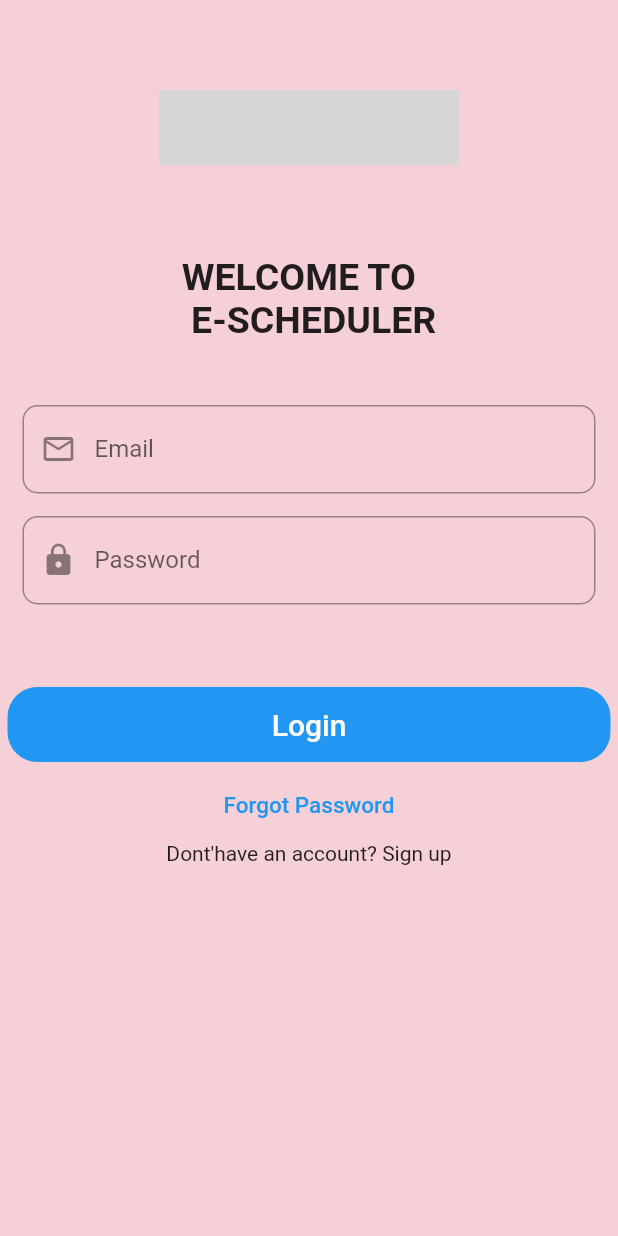
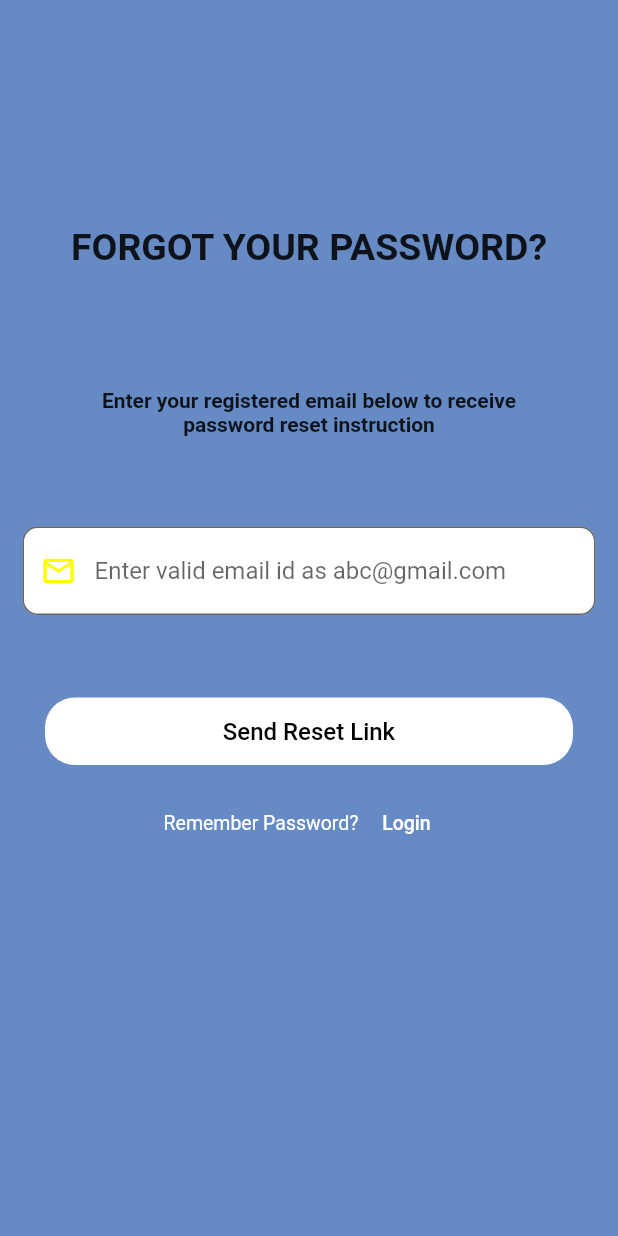
Before and after one commit to abhisheshm/FlairFlutterApp, a Flutter app: the screen it shows after launch, after a tap on "Forgot Password", on a phone screen of 412 x 824 dp. Run offline on Flutter 3.47's test engine with Material 2 defaults, Android fonts, the phone set to English and light mode, and no system bars; grey boxes are pictures that could not be loaded.

Commit message:
forgot_pass

```diff
--- /dev/null
+++ b/lib/screens/forgot_password.dart
@@ -0,0 +1,127 @@
+
+
+import 'package:flair_app/screens/login.dart';
+import 'package:flutter/cupertino.dart';
+import 'package:flutter/material.dart';
+
+class ForgotPassword extends StatefulWidget {
+  @override
+  _ForgotPasswordState createState() => _ForgotPasswordState();
+}
+
+class _ForgotPasswordState extends State<ForgotPassword> {
+  @override
+  Widget build(BuildContext context) {
+    return Scaffold(
+      backgroundColor: Color.fromARGB(255, 102, 138, 195),
+     /* appBar: AppBar(
+        title: const Text("Login Page"),
+      ),*/
+      body: SingleChildScrollView(
+        child: Column(
+          children: <Widget>[
+            Padding(
+              padding: const EdgeInsets.only(top: 150.0),
+              child: Center(
+                child: Container(
+                    /*decoration: BoxDecoration(
+                        color: Colors.red,
+                        borderRadius: BorderRadius.circular(50.0)),*/
+                    child: Text("FORGOT YOUR PASSWORD?",style: TextStyle(fontSize: 25,fontWeight: FontWeight.bold),)),
+              ),
+            ), Padding(
+              padding: const EdgeInsets.only(top: 80.0,bottom: 60.0),
+              child: Center(
+                child: Container(
+                  width: 300,
+                    /*decoration: BoxDecoration(
+                        color: Colors.red,
+                        borderRadius: BorderRadius.circular(50.0)),*/
+                    child: Text(
+                      "Enter your registered email below to receive password reset instruction",
+                      textAlign: TextAlign.center,
+                      style: TextStyle(fontSize: 14,fontWeight: FontWeight.bold,),
+                      )
+                    ),
+              ),
+            ),
+             Padding(
+              //padding: const EdgeInsets.only(left:15.0,right: 15.0,top:0,bottom: 0),
+              padding: EdgeInsets.only(left: 15,right: 15),
+              child: TextField(
+                decoration: InputDecoration(
+                  filled: true,
+                  fillColor: Colors.white,
+                    prefixIcon: const Icon(Icons.email_outlined,color: Colors.yellowAccent),
+                    border: OutlineInputBorder(
+                      borderRadius:  BorderRadius.circular(10.0),
+                    ),
+                    hintText: 'Enter valid email id as abc@gmail.com'),
+              ),
+            ),
+
+            const SizedBox(
+              height: 50,
+            ),
+            Container(
+              margin: const EdgeInsets.only(right: 30.0,left: 30.0,top: 5.0,bottom: 15.0),
+              height: 45,
+              width: double.infinity,
+              decoration: BoxDecoration(
+                  color: Colors.white, borderRadius: BorderRadius.circular(20)),
+              child: TextButton(
+                onPressed: () {
+                  // ignore: prefer_const_constructors
+                  // set up the button
+                  Widget okButton = TextButton(
+                    child: Text("OK"),
+                    onPressed: () {
+                      Navigator.of(context).pop();
+                    },
+                  );
+
+                  // set up the AlertDialog
+                  AlertDialog alert = AlertDialog(
+                    content: Text("you will get an email in inbox"),
+                    actions: [
+                      okButton,
+                    ],
+                  );
+
+                  // show the dialog
+                  showDialog(
+                    context: context,
+                    builder: (BuildContext context) {
+                      return alert;
+                    },
+                  );
+                },
+                child: const Text(
+                  'Send Reset Link',
+                  style: TextStyle(color: Colors.black, fontSize: 16),
+                ),
+              ),
+            ),
+            const SizedBox(
+              height: 0,
+            ),
+            Row(
+              mainAxisAlignment: MainAxisAlignment.center,
+              children: <Widget>[
+            Text('Remember Password?',style: TextStyle(color: Colors.white,fontSize: 13),),
+            TextButton(
+              onPressed: (){
+                Navigator.of(context).push(MaterialPageRoute(builder: (context) => LoginDemo()));
+              },
+              child: const Text(
+                'Login',
+                style: TextStyle(color: Colors.white, fontSize: 13),
+              ),)
+              ]
+            )
+          ],
+        ),
+      ),
+    );
+  }
+}
--- a/lib/screens/login.dart
+++ b/lib/screens/login.dart
@@ -1,3 +1,4 @@
+import 'package:flair_app/screens/forgot_password.dart';
 import 'package:flutter/cupertino.dart';
 import 'package:flutter/material.dart';
 
@@ -21,7 +22,7 @@ class _LoginDemoState extends State<LoginDemo> {
   @override
   Widget build(BuildContext context) {
     return Scaffold(
-      backgroundColor: Color(0xFFF5D0D6),
+      backgroundColor: Color.fromARGB(255, 255, 252, 253),
      /* appBar: AppBar(
         title: const Text("Login Page"),
       ),*/
@@ -90,7 +91,7 @@ class _LoginDemoState extends State<LoginDemo> {
               width: double.infinity,
               decoration: BoxDecoration(
                   color: Colors.blue, borderRadius: BorderRadius.circular(20)),
-              child: FlatButton(
+              child: TextButton(
                 onPressed: () {
                  /* Navigator.push(
                       context, MaterialPageRoute(builder: (_) => HomePage()));*/
@@ -101,9 +102,9 @@ class _LoginDemoState extends State<LoginDemo> {
                 ),
               ),
             ),
-            FlatButton(
+            TextButton(
               onPressed: (){
-                //TODO FORGOT PASSWORD SCREEN GOES HERE
+                Navigator.of(context).push(MaterialPageRoute(builder: (context) => ForgotPassword()));
               },
               child: const Text(
                 'Forgot Password',
```
Also changed, not shown: pubspec.lock, 1 other file.
